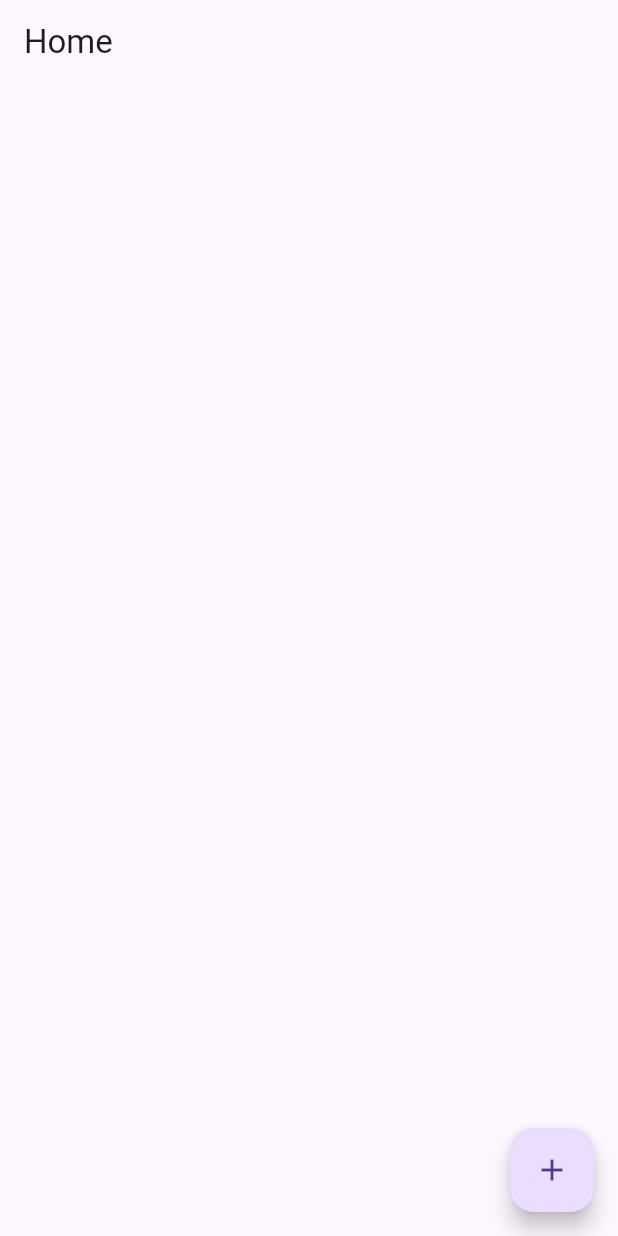
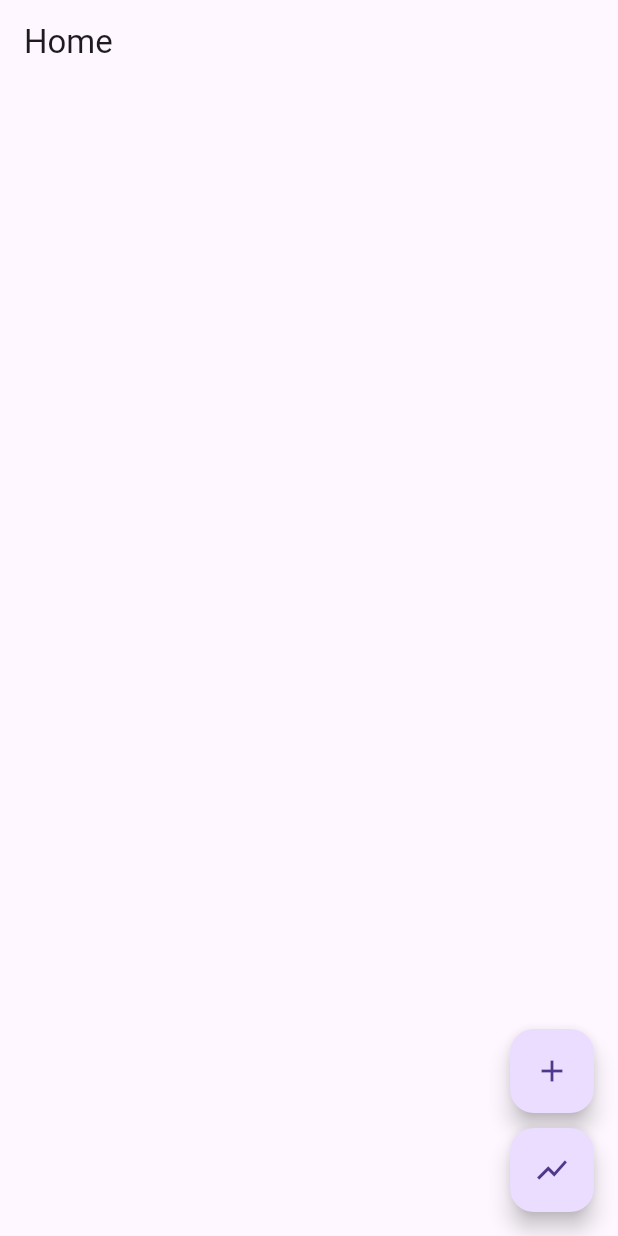
Before and after one commit to g-nogueira/financerr, a Flutter app: the screen it shows after launch, on a phone screen of 412 x 824 dp. Run offline on Flutter 3.47's test engine with Material 3 defaults, Android fonts, the light colour scheme and no system bars; our stand-ins replace get_it, logger, sqflite; accounts and stored records are empty.

Commit message:
feat: add simulation functionality with SimulationProvider and SimulationScreen

```diff
--- a/lib/main.dart
+++ b/lib/main.dart
@@ -2,8 +2,10 @@ import 'package:flutter/material.dart';
 import 'package:provider/provider.dart';
 import 'screens/home_screen.dart';
 import 'screens/expenses_screen.dart';
+import 'screens/simulation_screen.dart';
 import 'services/service_locator.dart';
 import 'providers/app_provider.dart';
+import 'providers/simulation_provider.dart';
 
 void main() {
   setupLocator();
@@ -18,6 +20,7 @@ class Financerr extends StatelessWidget {
     return MultiProvider(
       providers: [
         ChangeNotifierProvider(create: (_) => AppProvider()),
+        ChangeNotifierProvider(create: (_) => SimulationProvider()),
       ],
       child: MaterialApp(
         title: 'Financerr',
@@ -27,6 +30,7 @@ class Financerr extends StatelessWidget {
         home: HomeScreen(),
         routes: {
           '/expenses': (context) => PlannedExpensesScreen(),
+          '/simulations': (context) => SimulationScreen(),
         },
       ),
     );
--- a/lib/models/income.dart
+++ b/lib/models/income.dart
@@ -2,7 +2,7 @@ class Income {
   final String id;
   final String userId;
   final double value;
-  final DateTime incomeDay;
+  final int incomeDay;
 
   Income({
     required this.id,
@@ -16,7 +16,7 @@ class Income {
       'id': id,
       'user_id': userId,
       'value': value,
-      'income_day': incomeDay.toIso8601String(),
+      'income_day': incomeDay,
     };
   }
 
@@ -25,7 +25,7 @@ class Income {
       id: map['id'],
       userId: map['user_id'],
       value: map['value'],
-      incomeDay: DateTime.parse(map['income_day']),
+      incomeDay: map['income_day'],
     );
   }
 }
--- a/lib/models/planned_expense.dart
+++ b/lib/models/planned_expense.dart
@@ -1,9 +1,10 @@
 class PlannedExpense {
   final String id;
   final String userId;
-  final String expenseCategory;
+  final String? expenseCategory;
+  final String description;
   final double valuePlanned;
-  final DateTime expenseDay;
+  final int expenseDayOfTheMonth;
   final bool canFluctuate;
   final String paymentMethod;
 
@@ -11,8 +12,9 @@ class PlannedExpense {
     required this.id,
     required this.userId,
     required this.expenseCategory,
+    required this.description,
     required this.valuePlanned,
-    required this.expenseDay,
+    required this.expenseDayOfTheMonth,
     required this.canFluctuate,
     required this.paymentMethod,
   });
@@ -23,7 +25,7 @@ class PlannedExpense {
       'user_id': userId,
       'expense_category': expenseCategory,
       'value_planned': valuePlanned,
-      'expense_day': expenseDay.toIso8601String(),
+      'expense_day_of_the_month': expenseDayOfTheMonth,
       'can_fluctuate': canFluctuate ? 1 : 0,
       'payment_method': paymentMethod,
     };
@@ -34,8 +36,9 @@ class PlannedExpense {
       id: map['id'],
       userId: map['user_id'],
       expenseCategory: map['expense_category'],
+      description: map['description'],
       valuePlanned: map['value_planned'],
-      expenseDay: DateTime.parse(map['expense_day']),
+      expenseDayOfTheMonth: map['expense_day_of_the_month'],
       canFluctuate: map['can_fluctuate'] == 1,
       paymentMethod: map['payment_method'],
     );
--- /dev/null
+++ b/lib/providers/simulation_provider.dart
@@ -0,0 +1,25 @@
+import 'package:flutter/material.dart';
+import 'package:get_it/get_it.dart';
+import 'package:financerr/services/simulation_service.dart';
+import 'package:financerr/dao/planned_expense_dao.dart';
+import 'package:financerr/dao/income_dao.dart';
+import 'package:financerr/models/planned_expense.dart';
+import 'package:financerr/models/income.dart';
+
+final getIt = GetIt.instance;
+
+class SimulationProvider with ChangeNotifier {
+  final SimulationService _simulationService = SimulationService();
+  final PlannedExpenseDao _plannedExpenseDao = getIt<PlannedExpenseDao>();
+  final IncomeDao _incomeDao = getIt<IncomeDao>();
+
+  List<Map<String, dynamic>> _dailySimulations = [];
+  List<Map<String, dynamic>> get dailySimulations => _dailySimulations;
+
+  Future<void> loadSimulations() async {
+    List<PlannedExpense> expenses = await _plannedExpenseDao.getPlannedExpenses();
+    List<Income> incomes = await _incomeDao.getIncomes();
+    _dailySimulations = _simulationService.calculateDailySimulations(expenses, incomes);
+    notifyListeners();
+  }
+}
--- a/lib/screens/expenses_screen.dart
+++ b/lib/screens/expenses_screen.dart
@@ -19,7 +19,7 @@ class PlannedExpensesScreen extends StatelessWidget {
             itemBuilder: (context, index) {
               final expense = appProvider.plannedExpenses[index];
               return ListTile(
-                title: Text(expense.expenseCategory),
+                title: Text(expense.expenseCategory ?? 'null value'),
                 subtitle: Text(expense.valuePlanned.toString()),
               );
             },
@@ -32,8 +32,9 @@ class PlannedExpensesScreen extends StatelessWidget {
             id: '1',
             userId: '1',
             expenseCategory: 'Groceries',
+            description: 'Groceries',
             valuePlanned: 100.0,
-            expenseDay: DateTime.now(),
+            expenseDayOfTheMonth: 1,
             canFluctuate: false,
             paymentMethod: 'Credit Card',
           );
--- a/lib/screens/home_screen.dart
+++ b/lib/screens/home_screen.dart
@@ -36,7 +36,7 @@ class HomeScreen extends StatelessWidget {
                   itemBuilder: (context, index) {
                     final expense = appProvider.plannedExpenses[index];
                     return ListTile(
-                      title: Text(expense.expenseCategory),
+                      title: Text(expense.expenseCategory ?? "null value"),
                       subtitle: Text(expense.valuePlanned.toString()),
                     );
                   },
@@ -49,7 +49,7 @@ class HomeScreen extends StatelessWidget {
                     final income = appProvider.incomes[index];
                     return ListTile(
                       title: Text(income.value.toString()),
-                      subtitle: Text(income.incomeDay.toIso8601String()),
+                      subtitle: Text(income.incomeDay.toString()),
                     );
                   },
                 ),
@@ -58,11 +58,23 @@ class HomeScreen extends StatelessWidget {
           );
         },
       ),
-      floatingActionButton: FloatingActionButton(
-        onPressed: () {
-          Navigator.pushNamed(context, '/expenses');
-        },
-        child: Icon(Icons.add),
+      floatingActionButton: Column(
+        mainAxisAlignment: MainAxisAlignment.end,
+        children: [
+          FloatingActionButton(
+            onPressed: () {
+              Navigator.pushNamed(context, '/expenses');
+            },
+            child: Icon(Icons.add),
+          ),
+          SizedBox(height: 10),
+          FloatingActionButton(
+            onPressed: () {
+              Navigator.pushNamed(context, '/simulations');
+            },
+            child: Icon(Icons.show_chart),
+          ),
+        ],
       ),
     );
   }
```
Also changed, not shown: lib/screens/simulation_screen.dart (added, +36 -0 lines), lib/services/database_service.dart (+55 -2 lines), lib/services/simulation_service.dart (added, +47 -0 lines), 3 other files.
